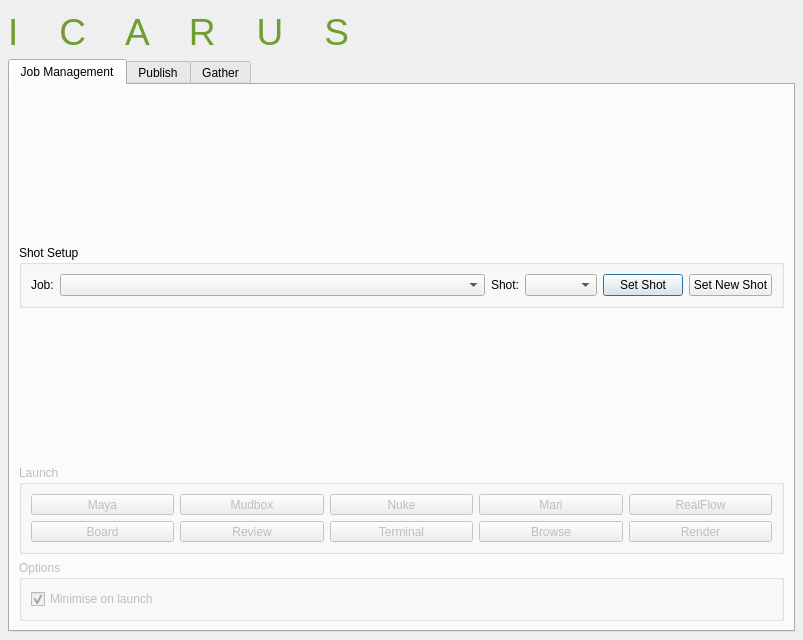
Above: core/ui/icarusUI.ui from mjbonnington/icarus-gps before the change. Below: the same form after it.
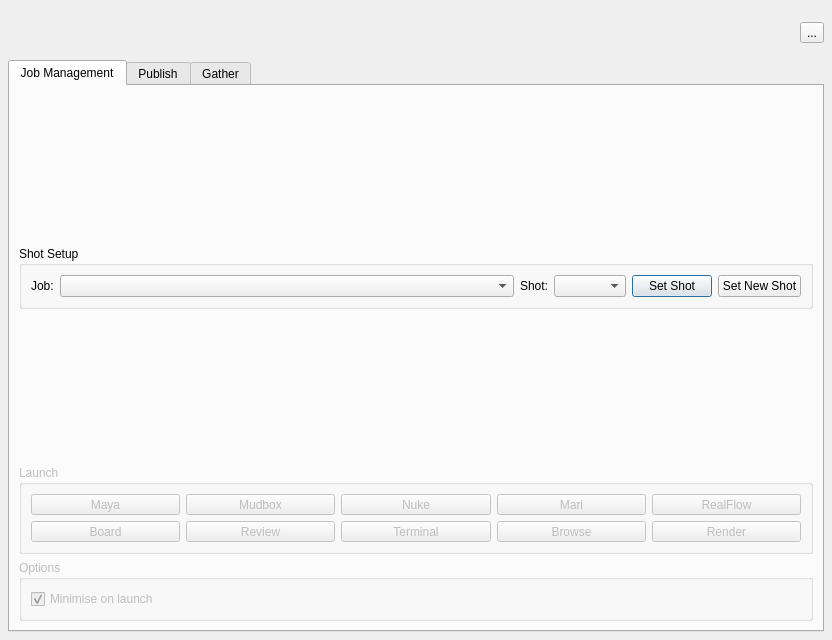
That is the form after the change. Icons and pictures are not drawn.

What changed in the file:
```diff
--- a/core/ui/icarusUI.ui
+++ b/core/ui/icarusUI.ui
@@ -10,7 +10,7 @@
    <rect>
     <x>0</x>
     <y>0</y>
-    <width>803</width>
+    <width>832</width>
     <height>640</height>
    </rect>
   </property>
@@ -43,7 +43,15 @@
 	font-size: 28pt
 }
 
-QPushButton, QToolButton {
+QLineEdit {
+	background: transparent;
+	border-color: transparent;
+	color: #ccc;
+	selection-background-color: #709e32; /*#00b2ee;*/
+	selection-color: #FFF;
+}
+
+/*QPushButton, QToolButton {
 	margin: 0px;
 	padding:  0px 2px 1px 0px;
 	background-color: transparent;
@@ -58,34 +66,24 @@
 }
 
 QPushButton:pressed, QToolButton:pressed {
-	/*background-color: rgba(51, 51, 51, 33%);*/
 	padding: 1px 1px 0px 1px;
 }
 
 QPushButton:default, QToolButton:default {
 	border-color: transparent;
-}
-
-QLineEdit {
-	background: transparent;
-	border-color: transparent;
-	color: #ccc;
-	selection-background-color: #709e32; /*#00b2ee;*/
-	selection-color: #FFF;
-}
-</string>
+}*/</string>
      </property>
      <property name="frameShape">
       <enum>QFrame::NoFrame</enum>
      </property>
-     <layout class="QHBoxLayout" name="horizontalLayout_16">
+     <layout class="QHBoxLayout" name="horizontalLayout_3">
       <property name="margin">
        <number>0</number>
       </property>
       <item>
        <widget class="QLabel" name="icarusHeader_label">
-        <property name="text">
-         <string>I    C    A    R    U    S</string>
+        <property name="pixmap">
+         <pixmap resource="rsc.qrc">:/rsc/rsc/icarus_header.png</pixmap>
         </property>
        </widget>
       </item>
@@ -117,6 +115,18 @@
         </property>
        </widget>
       </item>
+      <item>
+       <widget class="QToolButton" name="settings_toolButton">
+        <property name="text">
+         <string>...</string>
+        </property>
+        <property name="icon">
+         <iconset resource="rsc.qrc">
+          <normaloff>:/rsc/rsc/icon_settings.png</normaloff>
+          <disabledoff>:/rsc/rsc/icon_settings_disabled.png</disabledoff>:/rsc/rsc/icon_settings.png</iconset>
+        </property>
+       </widget>
+      </item>
      </layout>
     </widget>
    </item>
```
